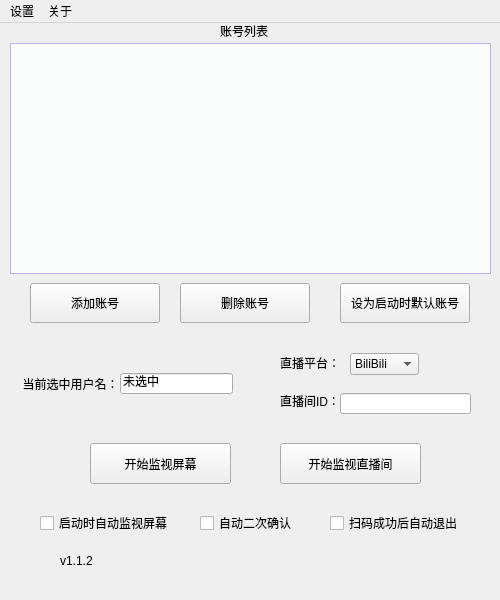
First picture: the form in src/MHY_Scanner_Gui/ScannerGui.ui, repository Theresa-0328/MHY_Scanner, before the edit.
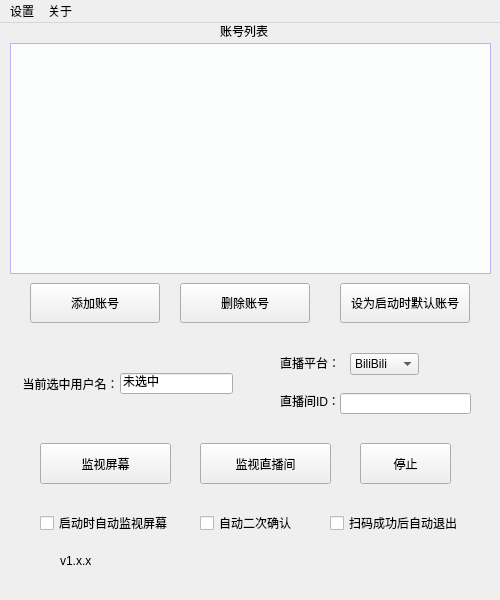
Second picture: the form after the edit.

What changed in the file:
```diff
--- a/src/MHY_Scanner_Gui/ScannerGui.ui
+++ b/src/MHY_Scanner_Gui/ScannerGui.ui
@@ -45,14 +45,14 @@
    <widget class="QPushButton" name="pBtstartScreen">
     <property name="geometry">
      <rect>
-      <x>90</x>
+      <x>40</x>
       <y>420</y>
-      <width>141</width>
+      <width>131</width>
       <height>41</height>
      </rect>
     </property>
     <property name="text">
-     <string>开始监视屏幕</string>
+     <string>监视屏幕</string>
     </property>
    </widget>
    <widget class="QCheckBox" name="checkBoxAutoScreen">
@@ -87,14 +87,14 @@
    <widget class="QPushButton" name="pBtStream">
     <property name="geometry">
      <rect>
-      <x>280</x>
+      <x>200</x>
       <y>420</y>
-      <width>141</width>
+      <width>131</width>
       <height>41</height>
      </rect>
     </property>
     <property name="text">
-     <string>开始监视直播间</string>
+     <string>监视直播间</string>
     </property>
    </widget>
    <widget class="QLineEdit" name="lineEditUname">
@@ -168,7 +168,7 @@
      </rect>
     </property>
     <property name="text">
-     <string>v1.1.2</string>
+     <string>v1.x.x</string>
     </property>
    </widget>
    <widget class="QWidget" name="layoutWidget">
@@ -339,6 +339,19 @@
      <string>自动二次确认</string>
     </property>
    </widget>
+   <widget class="QPushButton" name="pushButton">
+    <property name="geometry">
+     <rect>
+      <x>360</x>
+      <y>420</y>
+      <width>91</width>
+      <height>41</height>
+     </rect>
+    </property>
+    <property name="text">
+     <string>停止</string>
+    </property>
+   </widget>
   </widget>
   <widget class="QMenuBar" name="menuBar">
    <property name="geometry">
```
